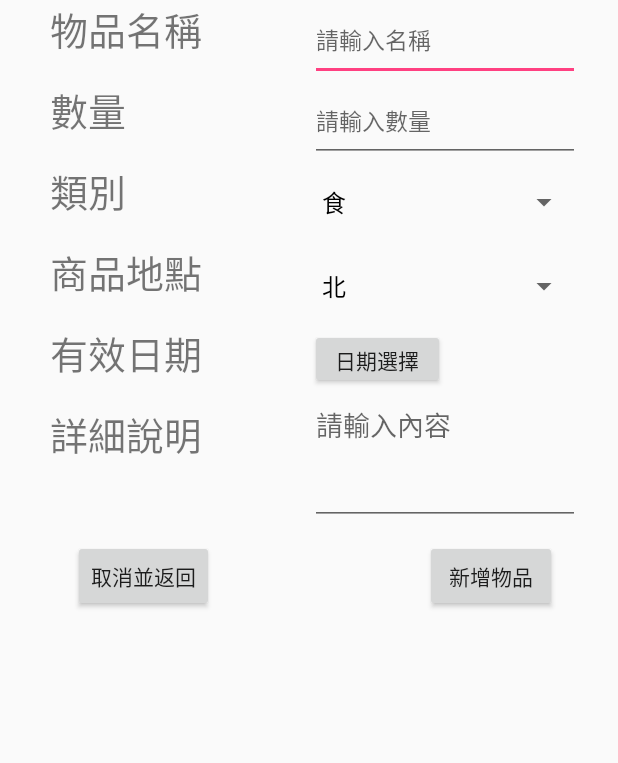
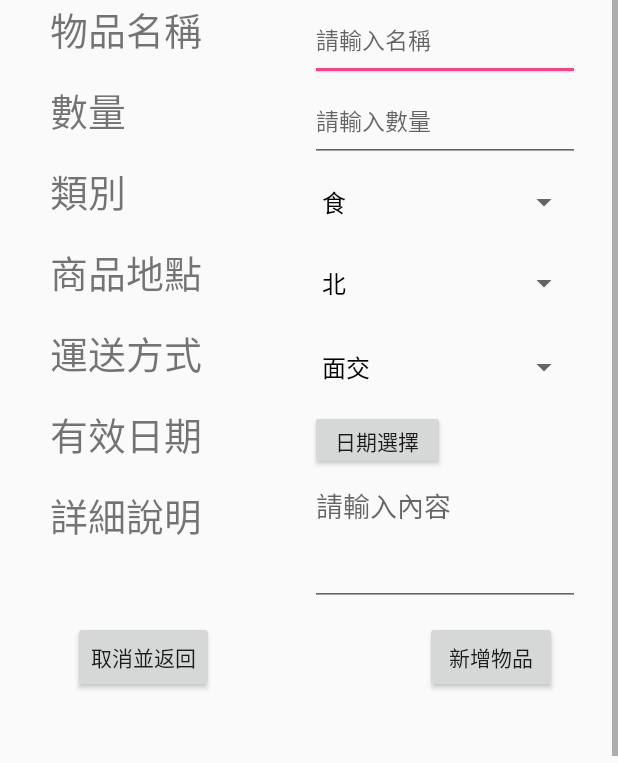
Before and after one commit to Apocalypse06/WeShareAPP, an Android app: the GoodsInsertActivity screen opened directly, with no data from a screen before it, on a phone screen of 412 x 824 dp, the part 473-1236 px from its top. Run offline under Robolectric (Android 15) with nearby library versions, the phone set to English and light mode, and no system bars; network calls fail.

Commit message:
新增物品修正閃退問題,缺檔案名稱

```diff
--- a/app/src/main/java/com/example/ntut/weshare/goods/GoodsInsertActivity.java
+++ b/app/src/main/java/com/example/ntut/weshare/goods/GoodsInsertActivity.java
@@ -8,6 +8,9 @@ import android.graphics.BitmapFactory;
 import android.net.Uri;
 import android.os.Bundle;
 import android.provider.MediaStore;
+import android.support.v4.app.Fragment;
+import android.support.v4.app.FragmentManager;
+import android.support.v4.app.FragmentTransaction;
 import android.support.v7.app.AppCompatActivity;
 import android.util.Base64;
 import android.util.Log;
@@ -22,6 +25,7 @@ import android.widget.TextView;
 import android.widget.Toast;
 
 import com.example.ntut.weshare.Common;
+import com.example.ntut.weshare.MainActivity;
 import com.example.ntut.weshare.R;
 
 import java.io.ByteArrayOutputStream;
@@ -37,14 +41,16 @@ public class GoodsInsertActivity extends AppCompatActivity {
     private EditText etQty;
     private EditText etComment;
     private Spinner spClass;
-    int intspClass;
+    private int intspClass;
     private Spinner spLoc;
     private int intspLoc;
+    private Spinner spDlvWay;
+    private int intspDlvWay;
     private ImageView ivImage;
     private int mYear,mMonth,mDay;
     private  byte[] image;
+    private String fileName;
     private File file;
-    private String indId="indId";
     Timestamp now= new Timestamp(System.currentTimeMillis());
     private static final int REQUEST_TAKE_PICTURE = 0;
     private static final int REQUEST_PICK_IMAGE = 1;
@@ -57,50 +63,25 @@ public class GoodsInsertActivity extends AppCompatActivity {
         spClass=(Spinner) findViewById(R.id.sp_class);
         final String[] classes = {"食","衣","住","行","育","樂"};
         ArrayAdapter<String> classList = new ArrayAdapter<>(GoodsInsertActivity.this,
-                android.R.layout.simple_spinner_dropdown_item,
-                classes);
+                android.R.layout.simple_spinner_dropdown_item, classes);
         spClass.setAdapter(classList);
-        switch (spClass.getSelectedItem().toString()){
-           case "食":
-              int intspClass=6;
-               break;
-            case "衣":
-                intspClass=1;
-                break;
-            case "住":
-                intspClass=2;
-                break;
-            case "行":
-                intspClass=3;
-                break;
-            case "育":
-                intspClass=4;
-                break;
-            case "樂":
-                intspClass=5;
-                break;
-        }
-
 
 
         spLoc=(Spinner) findViewById(R.id.sp_loc);
         final String[] loc = {"北","中","南"};
         ArrayAdapter<String> locList = new ArrayAdapter<>(GoodsInsertActivity.this,
-                android.R.layout.simple_spinner_dropdown_item,
-                loc);
+                android.R.layout.simple_spinner_dropdown_item, loc);
         spLoc.setAdapter(locList);
         findViews();
-        switch (spLoc.getSelectedItem().toString()) {
-            case "食":
-                int intspLoc = 3;
-                break;
-            case "衣":
-                intspLoc = 1;
-                break;
-            case "住":
-                intspLoc = 2;
-                break;
-        }
+
+        spDlvWay=(Spinner) findViewById(R.id.sp_dlvWay);
+        final  String[] dlv={"面交","寄送","面交寄送皆可"};
+        ArrayAdapter<String> dlvList = new ArrayAdapter<>(GoodsInsertActivity.this,
+                android.R.layout.simple_spinner_dropdown_item, dlv);
+        spDlvWay.setAdapter(dlvList);
+        findViews();
+
+
         final Button backButton = (Button)findViewById(R.id.bt_BackGBList);
         final Button dateButton = (Button)findViewById(R.id.bt_date);
         dateButton.setOnClickListener(new View.OnClickListener(){
@@ -201,6 +182,12 @@ public class GoodsInsertActivity extends AppCompatActivity {
             }
         }
     }
+    private void switchFragment(Fragment fragment) {
+        FragmentManager fragmentManager = getSupportFragmentManager();
+        FragmentTransaction fragmentTransaction = fragmentManager.beginTransaction();
+        fragmentTransaction.replace(R.id.body, fragment);
+        fragmentTransaction.commit();
+    }
     public void onNewGoodsResult(View view) {
         //物品名稱驗證
         String name = etName.getText().toString().trim();
@@ -210,7 +197,6 @@ public class GoodsInsertActivity extends AppCompatActivity {
             return;
         }
         //數量驗證
-        String qty=etQty.getText().toString().trim();
         if (etQty.getText().toString().trim().isEmpty()) {
             Toast.makeText(this, R.string.msg_QtyIsInvalid,
                     Toast.LENGTH_SHORT).show();
@@ -240,12 +226,64 @@ public class GoodsInsertActivity extends AppCompatActivity {
     }
 
 
+
         if (Common.networkConnected(this)) {
             int qtyParseInt=Integer.parseInt(etQty.getText().toString().trim());
-            String comment=etComment.toString().trim();
+            String comment=etComment.getText().toString().trim();
+            String goodName=etName.getText().toString().trim();
+
+            //判斷依照地區給予int值
+            switch (spLoc.getSelectedItem().toString()) {
+                case "北":
+                    intspLoc = 1;
+                    break;
+                case "中":
+                    intspLoc = 2;
+                    break;
+                case "南":
+                    intspLoc = 3;
+                    break;
+                default:
+                    intspLoc=0;
+            }
+
+            //判斷依照物品種類給予int值
+            switch (spClass.getSelectedItem().toString()){
+                case "食":
+                    intspClass=1;
+                    break;
+                case "衣":
+                    intspClass=2;
+                    break;
+                case "住":
+                    intspClass=3;
+                    break;
+                case "行":
+                    intspClass=4;
+                    break;
+                case "育":
+                    intspClass=5;
+                    break;
+                case "樂":
+                    intspClass=6;
+                    break;
+            }
+
+            switch (spDlvWay.getSelectedItem().toString()) {
+                case "面交":
+                    intspDlvWay = 1;
+                    break;
+                case "寄送":
+                    intspDlvWay = 2;
+                    break;
+                case "面交寄送皆可":
+                    intspDlvWay = 3;
+                    break;
+            }
+
             String url = Common.URL + "GoodsServlet";
-            Goods goods = new Goods(1, 1, now, "kitty","goodName" ,1,
-                    qtyParseInt, 1, comment, 2, 1995);
+            Goods goods = new Goods(1, 1, now, "kitty",goodName ,intspClass,
+                    qtyParseInt, intspLoc, comment, intspDlvWay, 1995);
             String imageBase64 = Base64.encodeToString(image, Base64.DEFAULT);
             String action = "goodsInsert";
             int count = 0;
@@ -262,10 +300,7 @@ public class GoodsInsertActivity extends AppCompatActivity {
         } else {
             Common.showToast(this, R.string.msg_NoNetwork);
         }
-        finish();
-    }
+       finish();
 
-    public void onCancelClick(View view) {
-        finish();
     }
 }
--- a/app/src/main/res/layout/goods_new_fragment.xml
+++ b/app/src/main/res/layout/goods_new_fragment.xml
@@ -55,7 +55,7 @@
                 android:layout_height="wrap_content"
                 android:layout_alignEnd="@+id/textView12"
                 android:layout_alignRight="@+id/textView12"
-                android:layout_below="@+id/textView12"
+                android:layout_below="@+id/textView15"
                 android:paddingBottom="15dp"
                 android:text="有效日期"
                 android:textSize="25dp" />
@@ -123,12 +123,12 @@
                 android:id="@+id/sp_loc"
                 android:layout_width="match_parent"
                 android:layout_height="wrap_content"
-                android:layout_above="@+id/bt_date"
                 android:layout_alignEnd="@+id/sp_class"
                 android:layout_alignLeft="@+id/sp_class"
                 android:layout_alignRight="@+id/sp_class"
                 android:layout_alignStart="@+id/sp_class"
-                android:layout_below="@+id/textView11" />
+                android:layout_below="@+id/textView11"
+                android:layout_above="@+id/textView15" />
 
             <Spinner
                 android:id="@+id/sp_class"
@@ -152,6 +152,16 @@
                 android:layout_alignLeft="@+id/textView11"
                 android:layout_alignStart="@+id/textView11" />
 
+            <TextView
+                android:id="@+id/textView15"
+                android:layout_width="wrap_content"
+                android:layout_height="wrap_content"
+                android:paddingBottom="15dp"
+                android:text="運送方式"
+                android:textSize="25dp"
+                android:layout_below="@+id/textView12"
+                android:layout_alignLeft="@+id/textView11"
+                android:layout_alignStart="@+id/textView11" />
             <Button
                 android:id="@+id/bt_date"
                 android:layout_width="90dp"
@@ -213,6 +223,19 @@
                 android:layout_marginBottom="51dp"
                 android:layout_marginLeft="15dp"/>
 
+
+            <Spinner
+
+                android:layout_width="match_parent"
+                android:layout_height="wrap_content"
+                android:id="@+id/sp_dlvWay"
+                android:layout_above="@+id/bt_date"
+                android:layout_below="@+id/sp_loc"
+                android:layout_alignRight="@+id/sp_loc"
+                android:layout_alignEnd="@+id/sp_loc"
+                android:layout_alignLeft="@+id/sp_loc"
+                android:layout_alignStart="@+id/sp_loc" />
+
         </RelativeLayout>
     </ScrollView>
 
@@ -225,4 +248,5 @@
         android:layout_centerHorizontal="true"
         android:layout_marginTop="79dp"
         app:srcCompat="@mipmap/ic_launcher" />
+
 </RelativeLayout>
```
